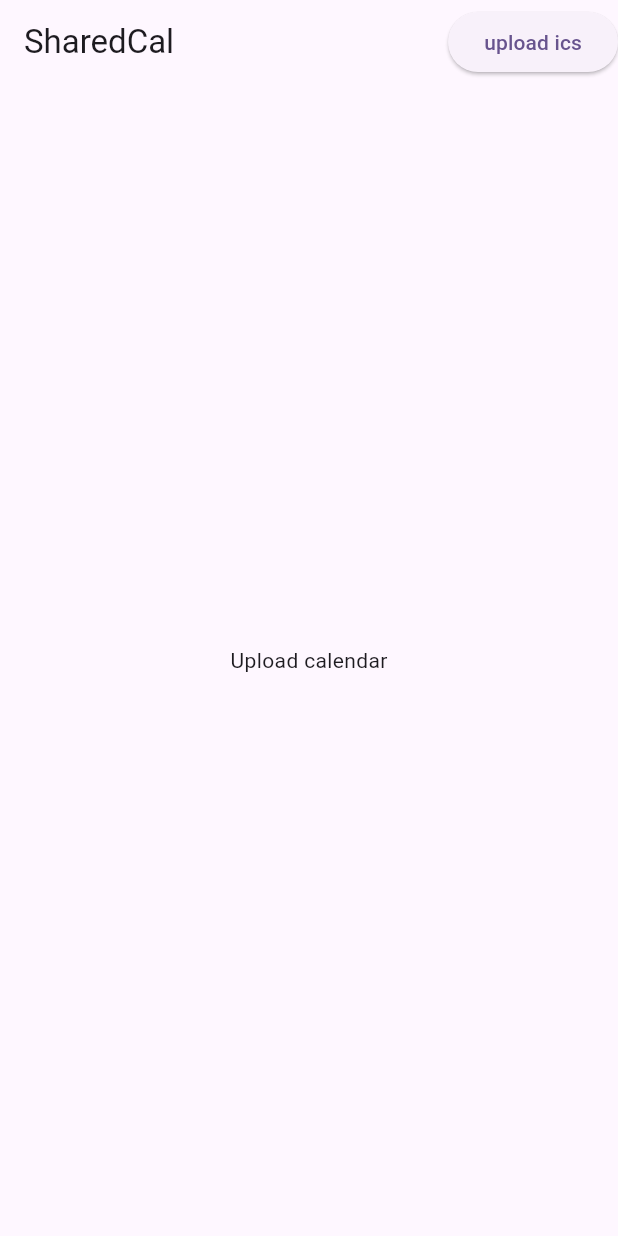
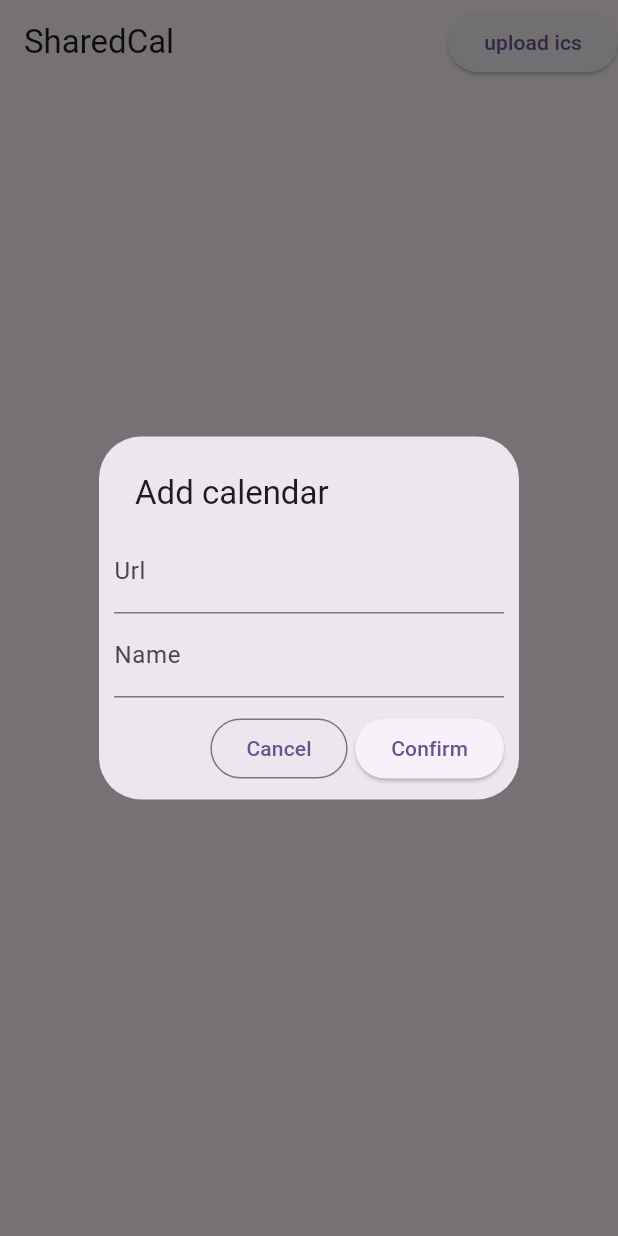
Before and after one commit to smsimone/shared_cal, a Flutter app: the screen it shows after launch, after a tap on "upload ics", on a phone screen of 412 x 824 dp. Run offline on Flutter 3.47's test engine with Material 3 defaults, Android fonts, the phone set to English and light mode, and no system bars; our stand-ins replace file_picker, flutter_riverpod, riverpod_annotation; missing offline and left inert: icalendar_parser; generated files the repository leaves out were written again.

Commit message:
[WIP] App state with calendar config

```diff
--- /dev/null
+++ b/lib/app_state/calendars_provider.dart
@@ -0,0 +1,22 @@
+import 'package:flutter/material.dart';
+import 'package:flutter_riverpod/flutter_riverpod.dart';
+import 'package:riverpod_annotation/riverpod_annotation.dart';
+import 'package:shared_cal/model/calendar_config.dart';
+
+part 'calendars_provider.g.dart';
+
+@riverpod
+class Calendars extends _$Calendars {
+  final _calendars = <CalendarConfig>[];
+
+  @override
+  List<CalendarConfig> build(WidgetRef ref) {
+    return _calendars;
+  }
+
+  void addConfiguration({required String name, required String url}) {
+    state.add(
+      CalendarConfig(url: url, hexColor: Colors.red.toString(), name: name),
+    );
+  }
+}
--- a/lib/main.dart
+++ b/lib/main.dart
@@ -3,12 +3,14 @@ import 'dart:io';
 
 import 'package:file_picker/file_picker.dart';
 import 'package:flutter/material.dart';
+import 'package:flutter_riverpod/flutter_riverpod.dart';
 import 'package:icalendar_parser/icalendar_parser.dart';
 import 'package:shared_cal/components/event_row.dart';
 import 'package:shared_cal/model/calendar.dart';
+import 'package:shared_cal/views/dialogs/add_calendar.dart';
 
 void main() {
-  runApp(const MyApp());
+  runApp(ProviderScope(child: const MyApp()));
 }
 
 class MyApp extends StatelessWidget {
@@ -85,12 +87,16 @@ class _MyHomePageState extends State<MyHomePage> {
           ),
           ElevatedButton(
             onPressed: () async {
-              final file = await _pickFile();
-              if (file == null) return;
-              final lines = file.readAsLinesSync();
-              if (lines.isEmpty) return;
-              _cal = ICalendar.fromLines(lines);
-              _calendarJsonData.value = Calendar.fromICal(_cal!);
+              showDialog(
+                context: context,
+                builder: (context) => AddCalendarDialog(),
+              );
+              // final file = await _pickFile();
+              // if (file == null) return;
+              // final lines = file.readAsLinesSync();
+              // if (lines.isEmpty) return;
+              // _cal = ICalendar.fromLines(lines);
+              // _calendarJsonData.value = Calendar.fromICal(_cal!);
             },
             child: Text("upload ics"),
           ),
--- /dev/null
+++ b/lib/model/calendar_config.dart
@@ -0,0 +1,11 @@
+class CalendarConfig {
+  final String url;
+  final String hexColor;
+  final String name;
+
+  CalendarConfig({
+    required this.url,
+    required this.hexColor,
+    required this.name,
+  });
+}
--- /dev/null
+++ b/lib/views/dialogs/add_calendar.dart
@@ -0,0 +1,57 @@
+import 'package:flutter/material.dart';
+import 'package:flutter_riverpod/flutter_riverpod.dart';
+
+class AddCalendarDialog extends StatefulWidget {
+  const AddCalendarDialog({super.key});
+
+  @override
+  State<AddCalendarDialog> createState() => _AddCalendarDialogState();
+}
+
+class _AddCalendarDialogState extends State<AddCalendarDialog> {
+  late ProviderContainer _provider;
+  final _formKey = GlobalKey<FormState>();
+
+  @override
+  void didChangeDependencies() {
+    super.didChangeDependencies();
+    _provider = ProviderScope.containerOf(context);
+  }
+
+  @override
+  Widget build(BuildContext context) {
+    return Form(
+      key: _formKey,
+      child: SimpleDialog(
+        contentPadding: const EdgeInsets.all(10),
+        title: Text("Add calendar"),
+        children: [
+          TextFormField(decoration: InputDecoration(labelText: "Url")),
+          TextFormField(decoration: InputDecoration(labelText: "Name")),
+
+          Padding(
+            padding: const EdgeInsets.only(top: 10),
+            child: Row(
+              mainAxisAlignment: MainAxisAlignment.end,
+              children: [
+                OutlinedButton(
+                  onPressed: () => Navigator.of(context).pop(),
+                  child: Text('Cancel'),
+                ),
+                const SizedBox(width: 5),
+                ElevatedButton(
+                  onPressed: () {
+                    final state = _formKey.currentState!;
+                    if (!state.validate()) return;
+                    // _provider.read(calendarsProvider.notifier);
+                  },
+                  child: Text('Confirm'),
+                ),
+              ],
+            ),
+          ),
+        ],
+      ),
+    );
+  }
+}
--- a/pubspec.yaml
+++ b/pubspec.yaml
@@ -37,6 +37,8 @@ dependencies:
   icalendar_parser: ^2.1.0
   file_picker: ^10.3.3
   intl: ^0.20.2
+  flutter_riverpod: ^3.0.3
+  riverpod_annotation: ^3.0.3
 
 dev_dependencies:
   flutter_test:
@@ -48,6 +50,10 @@ dev_dependencies:
   # package. See that file for information about deactivating specific lint
   # rules and activating additional ones.
   flutter_lints: ^5.0.0
+  riverpod_generator: ^3.0.3
+  build_runner: ^2.7.1
+  custom_lint: ^0.8.0
+  riverpod_lint: ^3.0.3
 
 # For information on the generic Dart part of this file, see the
 # following page: https://dart.dev/tools/pub/pubspec
```
Also changed, not shown: lib/app_state/calendars_provider.g.dart (added), pubspec.lock.
